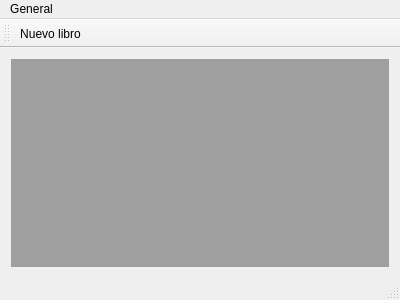
First picture: the form in mainwindow.ui, repository rogorido/libroskop, before the edit.
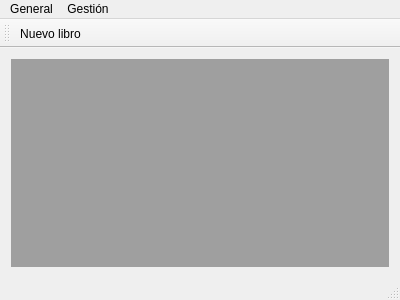
Second picture: the form after the edit. Icons and pictures are not drawn.

Commit message: Versión inicial del form para gestionar libros

What changed in the file:
```diff
--- a/mainwindow.ui
+++ b/mainwindow.ui
@@ -37,7 +37,14 @@
     <addaction name="separator"/>
     <addaction name="actionSalir"/>
    </widget>
+   <widget class="QMenu" name="menuGesti_n">
+    <property name="title">
+     <string>Gestión</string>
+    </property>
+    <addaction name="actionLibros"/>
+   </widget>
    <addaction name="menuGeneral"/>
+   <addaction name="menuGesti_n"/>
   </widget>
   <widget class="QToolBar" name="mainToolBar">
    <attribute name="toolBarArea">
```
Left out of the diff: 5 changed lines with no effect on the pictures. The commit also changes 6 other files.
